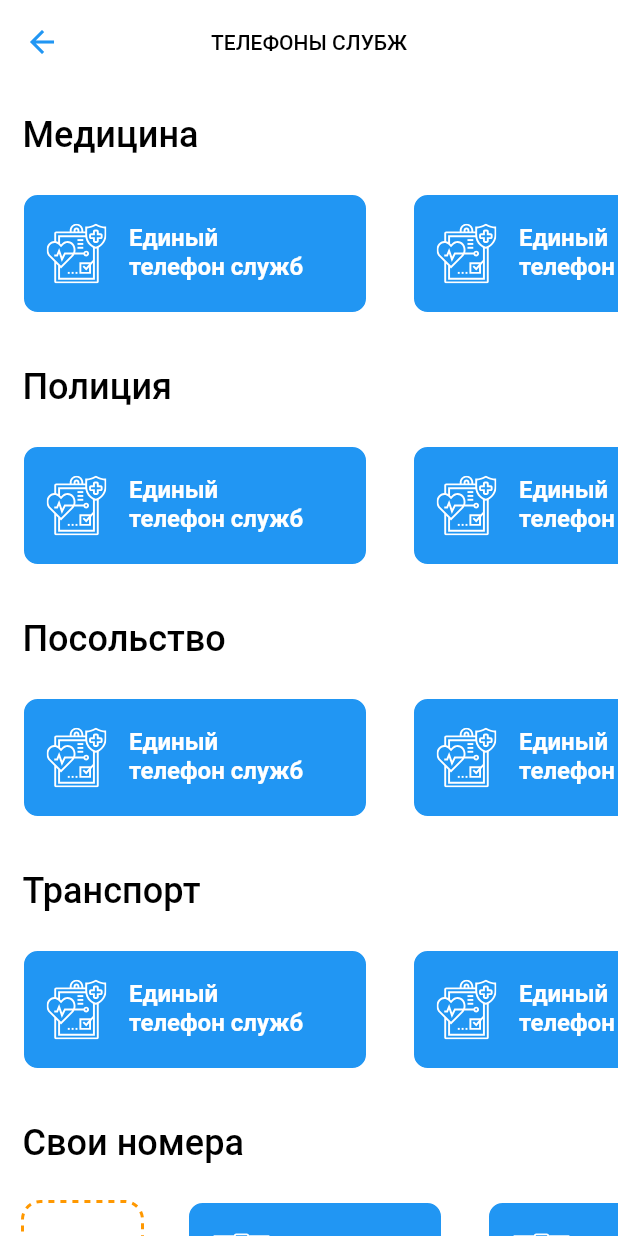
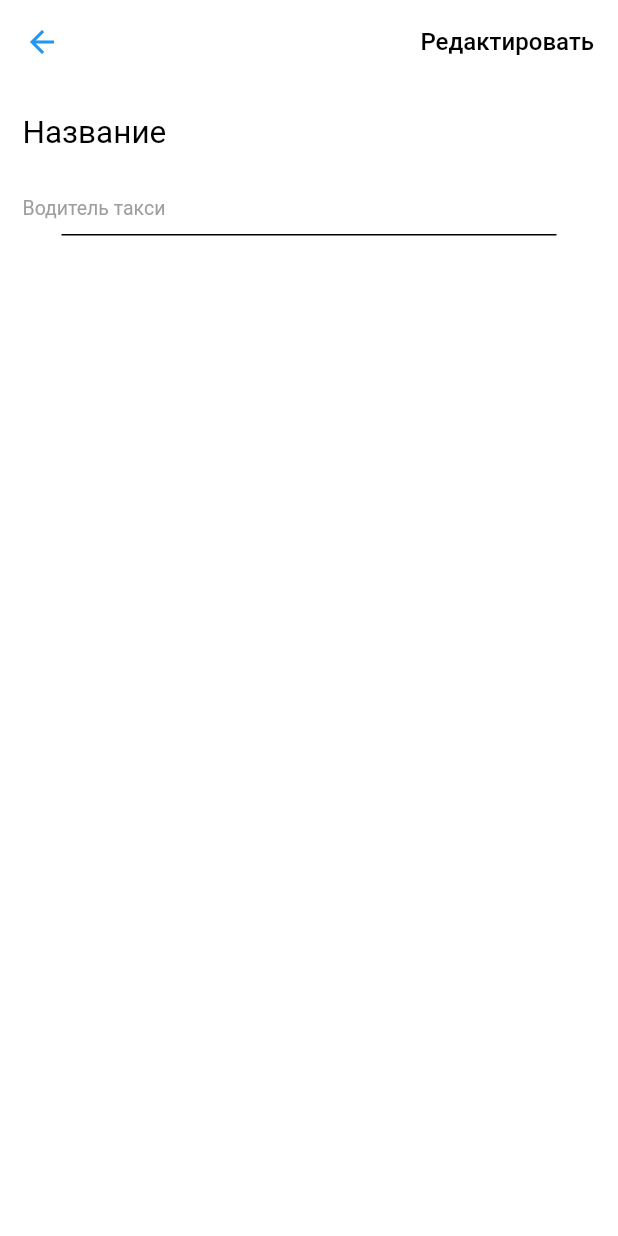
Before and after one commit to Nekori228/VS-main, a Flutter app: the Phone screen opened by its route, after a tap on an icon or button, on a phone screen of 412 x 824 dp. Run offline on Flutter 3.47's test engine with Material 2 defaults, Android fonts, the phone set to English and light mode, and no system bars; drawn by our look-alikes of dotted_border; our stand-ins replace flutter_svg.

Commit message:
Add edit.dart

```diff
--- a/lib/main.dart
+++ b/lib/main.dart
@@ -6,6 +6,7 @@ import 'package:untitled/pages/language.dart';
 import 'package:untitled/pages/travel.dart';
 import 'package:untitled/pages/museum.dart';
 import 'package:untitled/pages/phoneServices.dart';
+import 'package:untitled/pages/edit.dart';
 
 void main() => runApp(MaterialApp(
 initialRoute: '/',
@@ -17,5 +18,6 @@ initialRoute: '/',
         '/travel': (context) => Travel(),
         '/museum': (context) => Museum(),
         '/services': (context) => Services(),
+        '/edit': (context) => Edit(),
   },
     ));
--- /dev/null
+++ b/lib/pages/edit.dart
@@ -0,0 +1,57 @@
+import 'package:flutter/material.dart';
+
+class Edit extends StatelessWidget {
+  const Edit({Key? key}) : super(key: key);
+
+  @override
+  Widget build(BuildContext context) {
+    return Scaffold(
+        backgroundColor: Colors.white,
+        appBar: AppBar(
+          elevation: 0,
+          iconTheme: IconThemeData(color: Colors.blue),
+          centerTitle: true,
+          backgroundColor: Colors.white,
+          title:
+              Row(mainAxisAlignment: MainAxisAlignment.end, children: <Widget>[
+            Text(
+              'Редактировать',
+              style: TextStyle(color: Colors.black, fontSize: 16),
+            ),
+          ]),
+        ),
+        body: SingleChildScrollView(
+          scrollDirection: Axis.vertical,
+          child: (Column(
+            crossAxisAlignment: CrossAxisAlignment.start,
+            children: [
+                Padding(
+                  padding: EdgeInsets.fromLTRB(15, 20, 0, 10),
+                  child: Text(
+                    'Название',
+                    style: TextStyle(color: Colors.black, fontSize: 21),
+                  ),
+                ),
+                Padding(
+                  padding: EdgeInsets.fromLTRB(15, 20, 0, 10),
+                  child: Text(
+                    'Водитель такси',
+                  style: TextStyle(color: Colors.grey, fontSize: 13),),
+                ),
+              Center(
+                child: SizedBox(
+                  width: 330,
+                  height: 1,
+                  child: Container(
+                    decoration: BoxDecoration(
+                        border: Border(
+                            bottom:
+                                BorderSide(width: 1.0, color: Colors.black))),
+                  ),
+                ),
+              )
+            ],
+          )),
+        ));
+  }
+}
--- a/lib/pages/phone.dart
+++ b/lib/pages/phone.dart
@@ -210,7 +210,7 @@ class _NumberState extends State<Number> {
             child: Row(children: <Widget>[
               GestureDetector(
                 onTap: () {
-                  // Navigator.pushNamed(context, '/services');
+                  Navigator.pushNamed(context, '/edit');
                 },
                 child: Container(
                   child: DottedBorder(
```
